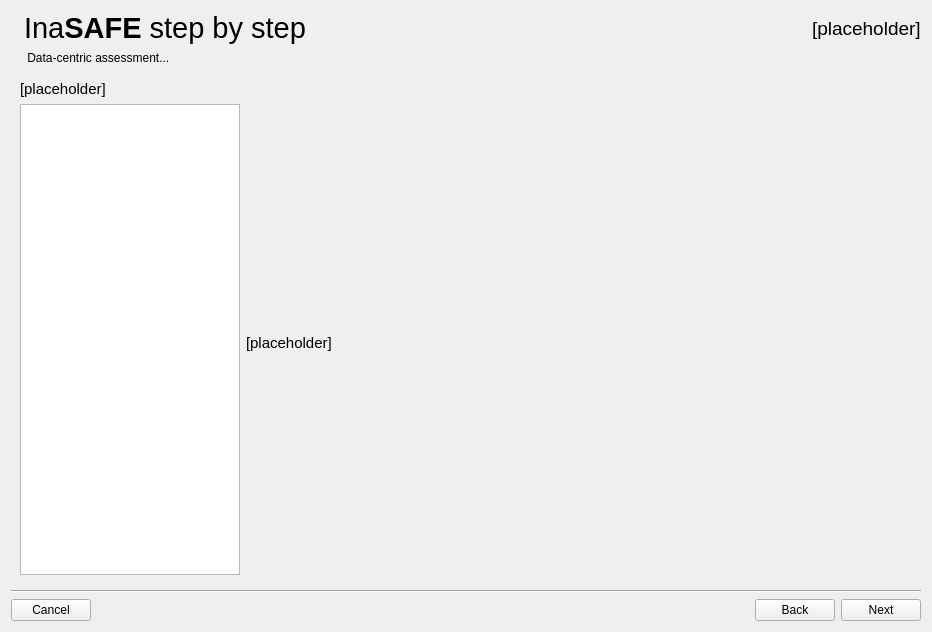
The window that safe/gui/ui/wizard_dialog_base.ui (inasafe/inasafe) describes before a commit, drawn with Qt 5.
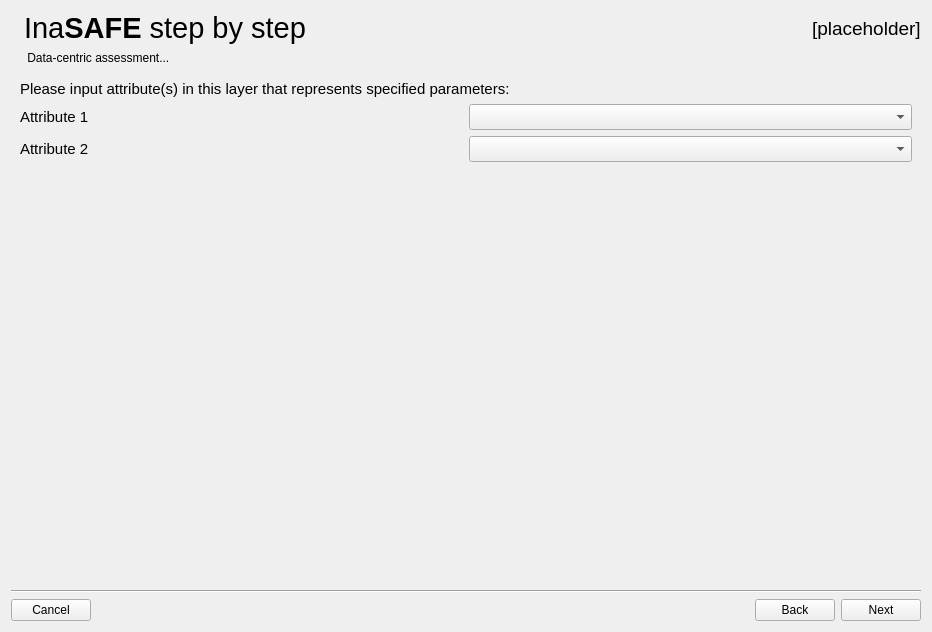
The same window after the commit. The open tabs and pages were chosen to show the change. Icons and pictures are not drawn. Custom widgets are drawn as their Qt base class.

Commit message: [Wizard] Support for layer_mode_none. Make unit mandatory for mode_continous, classification mandatory for mode_classified and field mandatory for both modes. Minor ui and text fixes

```diff
--- a/safe/gui/ui/wizard_dialog_base.ui
+++ b/safe/gui/ui/wizard_dialog_base.ui
@@ -766,7 +766,64 @@
          </item>
         </layout>
        </widget>
-       <widget class="QWidget" name="pg7Aggregations">
+       <widget class="QWidget" name="pg10Parameters">
+        <layout class="QVBoxLayout" name="verticalLayout_33">
+         <item>
+          <widget class="QLabel" name="lblSelectParameters">
+           <property name="styleSheet">
+            <string notr="true">font: 11pt &quot;Ubuntu&quot;;</string>
+           </property>
+           <property name="text">
+            <string>Please input attribute(s) in this layer that represents specified parameters:</string>
+           </property>
+           <property name="alignment">
+            <set>Qt::AlignLeading|Qt::AlignLeft|Qt::AlignTop</set>
+           </property>
+           <property name="wordWrap">
+            <bool>true</bool>
+           </property>
+          </widget>
+         </item>
+         <item>
+          <layout class="QGridLayout" name="kwParametersGridLayout">
+           <item row="0" column="0">
+            <widget class="QLabel" name="lblKwParamAttribute1">
+             <property name="text">
+              <string>Attribute 1</string>
+             </property>
+            </widget>
+           </item>
+           <item row="1" column="0">
+            <widget class="QLabel" name="lblKwParamAttribute2">
+             <property name="text">
+              <string>Attribute 2</string>
+             </property>
+            </widget>
+           </item>
+           <item row="0" column="1">
+            <widget class="QComboBox" name="cbKwParamAttribute1"/>
+           </item>
+           <item row="1" column="1">
+            <widget class="QComboBox" name="cbKwParamAttribute2"/>
+           </item>
+          </layout>
+         </item>
+         <item>
+          <spacer name="verticalSpacer_9">
+           <property name="orientation">
+            <enum>Qt::Vertical</enum>
+           </property>
+           <property name="sizeHint" stdset="0">
+            <size>
+             <width>20</width>
+             <height>419</height>
+            </size>
+           </property>
+          </spacer>
+         </item>
+        </layout>
+       </widget>
+       <widget class="QWidget" name="pg11Aggregations">
         <property name="enabled">
          <bool>true</bool>
         </property>
```
Left out of the diff: 32 changed lines with no effect on the pictures. The commit also changes 1 other file.
